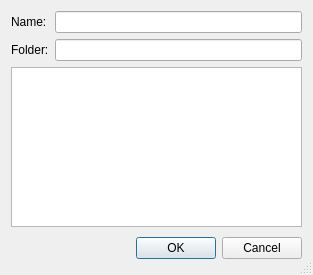
Old version of the form modules/favorites/qt/add_favourites_dialog.ui in the repository alexsmn/scada-client.
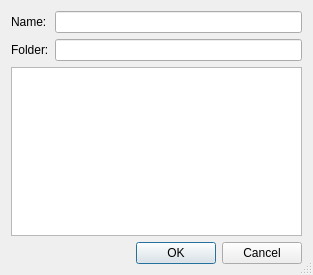
New version of the form.

Commit message: client: give dialogs native conventions

Diff of the .ui file:
```diff
--- a/modules/favorites/qt/add_favourites_dialog.ui
+++ b/modules/favorites/qt/add_favourites_dialog.ui
@@ -66,29 +66,12 @@
       <number>0</number>
      </property>
      <item>
-      <spacer>
+      <widget class="QDialogButtonBox" name="buttonBox">
        <property name="orientation">
         <enum>Qt::Horizontal</enum>
        </property>
-       <property name="sizeHint" stdset="0">
-        <size>
-         <width>131</width>
-         <height>31</height>
-        </size>
-       </property>
-      </spacer>
-     </item>
-     <item>
-      <widget class="QPushButton" name="okButton">
-       <property name="text">
-        <string>OK</string>
-       </property>
-      </widget>
-     </item>
-     <item>
-      <widget class="QPushButton" name="cancelButton">
-       <property name="text">
-        <string>Cancel</string>
+       <property name="standardButtons">
+        <set>QDialogButtonBox::Cancel|QDialogButtonBox::Ok</set>
        </property>
       </widget>
      </item>
```
Left out of the diff: 60 changed lines with no effect on the pictures. The commit also changes 15 other files.
